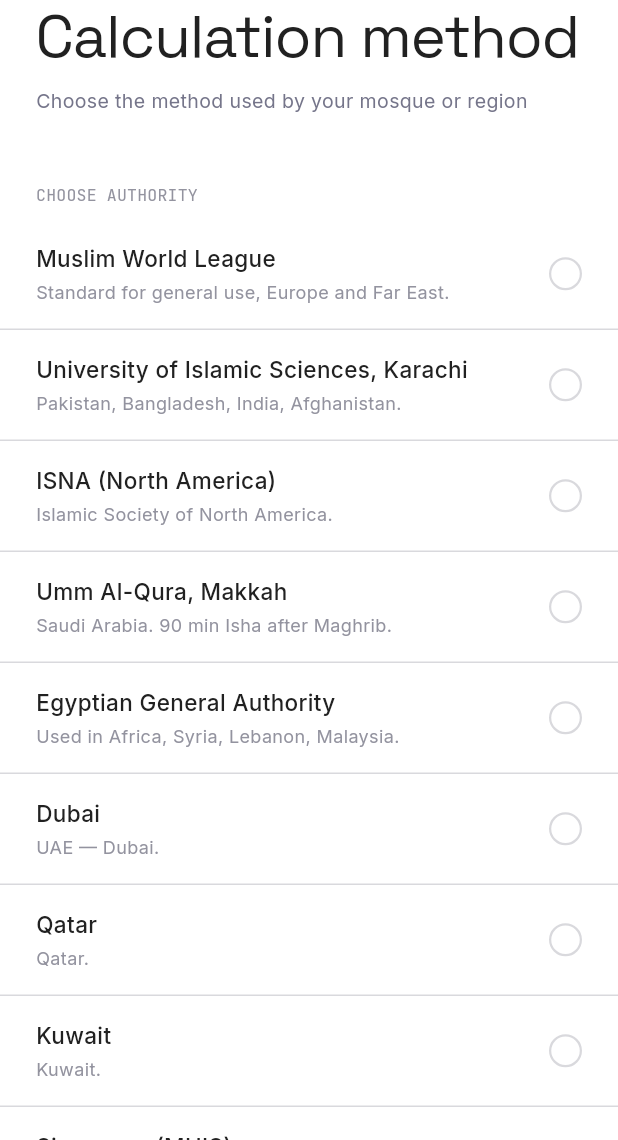
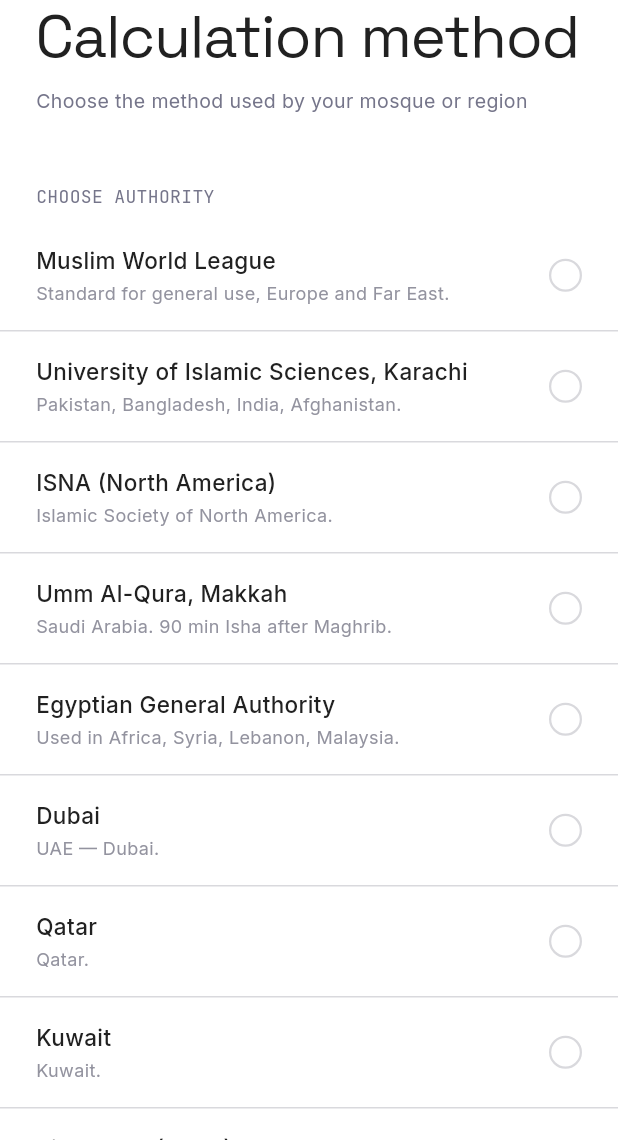
Before and after one commit to Intizamia/awqat, a Flutter app: the screen it shows after launch, after a tap on "Calculation method", on a phone screen of 412 x 824 dp, the part 96-1236 px from its top. Run offline on Flutter 3.47's test engine with Material 3 defaults, Android fonts, the phone set to English and light mode, and no system bars; our stand-ins replace equatable, flutter_bloc, flutter_local_notifications, geocoding, geolocator, go_router and 4 more; missing offline and left inert: adhan_dart, flutter_compass_v2, flutter_qiblah, lat_lng_to_timezone.

Commit message:
settings screen UI update

```diff
--- a/lib/app/main_shell.dart
+++ b/lib/app/main_shell.dart
@@ -7,8 +7,6 @@
 import '../core/theme/cohere_colors.dart';
 import '../l10n/app_localizations.dart';
 
-const _branchRoots = ['/prayer', '/discover', '/settings'];
-
 class MainShell extends StatelessWidget {
   const MainShell({required this.navigationShell, super.key});
 
@@ -16,14 +14,12 @@
 
   void _onTap(BuildContext context, int index) {
     if (index == navigationShell.currentIndex) {
-      final currentPath = GoRouter.of(
-        context,
-      ).routerDelegate.currentConfiguration.uri.path;
-      final isAtRoot = currentPath == _branchRoots[index];
-      if (isAtRoot) {
+      final router = GoRouter.of(context);
+      if (router.canPop()) {
+        router.pop();
+      } else {
         PrimaryScrollRegistry.instance.scrollToTop(index);
       }
-      navigationShell.goBranch(index, initialLocation: true);
       return;
     }
     navigationShell.goBranch(index);
--- a/lib/core/widgets/cohere_settings_widgets.dart
+++ b/lib/core/widgets/cohere_settings_widgets.dart
@@ -18,9 +18,9 @@
         label.toUpperCase(),
         style: cohereMonoLabel(
           context,
-          fontSize: 11,
-          letterSpacing: 0.14,
-          color: CohereColors.inkMute(brightness),
+          fontSize: 12,
+          letterSpacing: 0.24,
+          color: CohereColors.inkDim(brightness),
         ),
       ),
     );
@@ -36,11 +36,13 @@
     super.key,
     this.sub,
     this.value,
+    this.icon,
   });
 
   final String label;
   final String? sub;
   final String? value;
+  final Widget? icon;
   final VoidCallback onTap;
 
   @override
@@ -61,6 +63,7 @@
         padding: const EdgeInsets.symmetric(horizontal: 24, vertical: 14),
         child: Row(
           children: [
+            if (icon != null) ...[icon!, const SizedBox(width: 14)],
             Expanded(
               child: Column(
                 crossAxisAlignment: CrossAxisAlignment.start,
@@ -118,6 +121,7 @@
     super.key,
     this.sub,
     this.isFirst = false,
+    this.icon,
   });
 
   final String label;
@@ -125,6 +129,7 @@
   final bool value;
   final ValueChanged<bool> onChanged;
   final bool isFirst;
+  final Widget? icon;
 
   @override
   Widget build(BuildContext context) {
@@ -145,6 +150,7 @@
         padding: const EdgeInsets.symmetric(horizontal: 24, vertical: 14),
         child: Row(
           children: [
+            if (icon != null) ...[icon!, const SizedBox(width: 14)],
             Expanded(
               child: Column(
                 crossAxisAlignment: CrossAxisAlignment.start,
@@ -313,6 +319,7 @@
     this.max = 30,
     this.unit = 'min',
     this.isFirst = false,
+    this.icon,
   });
 
   final String label;
@@ -323,6 +330,7 @@
   final int max;
   final String unit;
   final bool isFirst;
+  final Widget? icon;
 
   @override
   Widget build(BuildContext context) {
@@ -343,6 +351,7 @@
       padding: const EdgeInsets.symmetric(horizontal: 24, vertical: 14),
       child: Row(
         children: [
+          if (icon != null) ...[icon!, const SizedBox(width: 14)],
           Expanded(
             child: Column(
               crossAxisAlignment: CrossAxisAlignment.start,
```
Also changed, not shown: lib/features/prayer/presentation/prayer_times_screen.dart (+0 -9 lines), lib/features/settings/presentation/settings_screen.dart (+107 -15 lines).
